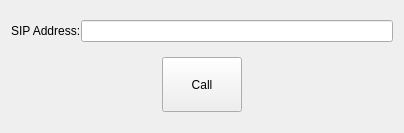
Above: src/ip_telephone/qt/mainwindow.ui from simeks/m7017e-lab before the change. Below: the same form after it.
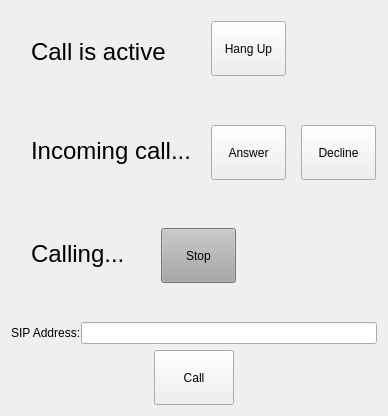
That is the form after the change.

Commit message: Removed the call-dialogs and created panels instead.

```diff
--- a/src/ip_telephone/qt/mainwindow.ui
+++ b/src/ip_telephone/qt/mainwindow.ui
@@ -6,8 +6,8 @@
    <rect>
     <x>0</x>
     <y>0</y>
-    <width>404</width>
-    <height>133</height>
+    <width>388</width>
+    <height>416</height>
    </rect>
   </property>
   <property name="sizePolicy">
@@ -27,33 +27,517 @@
     </sizepolicy>
    </property>
    <layout class="QGridLayout" name="gridLayout">
-    <item row="0" column="0">
-     <layout class="QHBoxLayout" name="horizontalLayout">
-      <property name="spacing">
-       <number>0</number>
+    <item row="2" column="0">
+     <widget class="QWidget" name="widget" native="true">
+      <property name="palette">
+       <palette>
+        <active>
+         <colorrole role="WindowText">
+          <brush brushstyle="SolidPattern">
+           <color alpha="255">
+            <red>0</red>
+            <green>0</green>
+            <blue>0</blue>
+           </color>
+          </brush>
+         </colorrole>
+         <colorrole role="Button">
+          <brush brushstyle="SolidPattern">
+           <color alpha="255">
+            <red>167</red>
+            <green>167</green>
+            <blue>167</blue>
+           </color>
+          </brush>
+         </colorrole>
+         <colorrole role="Light">
+          <brush brushstyle="SolidPattern">
+           <color alpha="255">
+            <red>131</red>
+            <green>131</green>
+            <blue>131</blue>
+           </color>
+          </brush>
+         </colorrole>
+         <colorrole role="Midlight">
+          <brush brushstyle="SolidPattern">
+           <color alpha="255">
+            <red>209</red>
+            <green>209</green>
+            <blue>209</blue>
+           </color>
+          </brush>
+         </colorrole>
+         <colorrole role="Dark">
+          <brush brushstyle="SolidPattern">
+           <color alpha="255">
+            <red>83</red>
+            <green>83</green>
+            <blue>83</blue>
+           </color>
+          </brush>
+         </colorrole>
+         <colorrole role="Mid">
+          <brush brushstyle="SolidPattern">
+           <color alpha="255">
+            <red>111</red>
+            <green>111</green>
+            <blue>111</blue>
+           </color>
+          </brush>
+         </colorrole>
+         <colorrole role="Text">
+          <brush brushstyle="SolidPattern">
+           <color alpha="255">
+            <red>0</red>
+            <green>0</green>
+            <blue>0</blue>
+           </color>
+          </brush>
+         </colorrole>
+         <colorrole role="BrightText">
+          <brush brushstyle="SolidPattern">
+           <color alpha="255">
+            <red>144</red>
+            <green>144</green>
+            <blue>144</blue>
+           </color>
+          </brush>
+         </colorrole>
+         <colorrole role="ButtonText">
+          <brush brushstyle="SolidPattern">
+           <color alpha="255">
+            <red>0</red>
+            <green>0</green>
+            <blue>0</blue>
+           </color>
+          </brush>
+         </colorrole>
+         <colorrole role="Base">
+          <brush brushstyle="SolidPattern">
+           <color alpha="255">
+            <red>143</red>
+            <green>143</green>
+            <blue>143</blue>
+           </color>
+          </brush>
+         </colorrole>
+         <colorrole role="Window">
+          <brush brushstyle="SolidPattern">
+           <color alpha="255">
+            <red>167</red>
+            <green>167</green>
+            <blue>167</blue>
+           </color>
+          </brush>
+         </colorrole>
+         <colorrole role="Shadow">
+          <brush brushstyle="SolidPattern">
+           <color alpha="255">
+            <red>0</red>
+            <green>0</green>
+            <blue>0</blue>
+           </color>
+          </brush>
+         </colorrole>
+         <colorrole role="HighlightedText">
+          <brush brushstyle="SolidPattern">
+           <color alpha="255">
+            <red>132</red>
+            <green>132</green>
+            <blue>132</blue>
+           </color>
+          </brush>
+         </colorrole>
+         <colorrole role="AlternateBase">
+          <brush brushstyle="SolidPattern">
+           <color alpha="255">
+            <red>211</red>
+            <green>211</green>
+            <blue>211</blue>
+           </color>
+          </brush>
+         </colorrole>
+         <colorrole role="NoRole">
+          <brush brushstyle="SolidPattern">
+           <color alpha="255">
+            <red>152</red>
+            <green>152</green>
+            <blue>152</blue>
+           </color>
+          </brush>
+         </colorrole>
+         <colorrole role="ToolTipBase">
+          <brush brushstyle="SolidPattern">
+           <color alpha="255">
+            <red>255</red>
+            <green>255</green>
+            <blue>220</blue>
+           </color>
+          </brush>
+         </colorrole>
+         <colorrole role="ToolTipText">
+          <brush brushstyle="SolidPattern">
+           <color alpha="255">
+            <red>0</red>
+            <green>0</green>
+            <blue>0</blue>
+           </color>
+          </brush>
+         </colorrole>
+        </active>
+        <inactive>
+         <colorrole role="WindowText">
+          <brush brushstyle="SolidPattern">
+           <color alpha="255">
+            <red>0</red>
+            <green>0</green>
+            <blue>0</blue>
+           </color>
+          </brush>
+         </colorrole>
+         <colorrole role="Button">
+          <brush brushstyle="SolidPattern">
+           <color alpha="255">
+            <red>167</red>
+            <green>167</green>
+            <blue>167</blue>
+           </color>
+          </brush>
+         </colorrole>
+         <colorrole role="Light">
+          <brush brushstyle="SolidPattern">
+           <color alpha="255">
+            <red>131</red>
+            <green>131</green>
+            <blue>131</blue>
+           </color>
+          </brush>
+         </colorrole>
+         <colorrole role="Midlight">
+          <brush brushstyle="SolidPattern">
+           <color alpha="255">
+            <red>209</red>
+            <green>209</green>
+            <blue>209</blue>
+           </color>
+          </brush>
+         </colorrole>
+         <colorrole role="Dark">
+          <brush brushstyle="SolidPattern">
+           <color alpha="255">
+            <red>83</red>
+            <green>83</green>
+            <blue>83</blue>
+           </color>
+          </brush>
+         </colorrole>
+         <colorrole role="Mid">
+          <brush brushstyle="SolidPattern">
+           <color alpha="255">
+            <red>111</red>
+            <green>111</green>
+            <blue>111</blue>
+           </color>
+          </brush>
+         </colorrole>
+         <colorrole role="Text">
+          <brush brushstyle="SolidPattern">
+           <color alpha="255">
+            <red>0</red>
+            <green>0</green>
+            <blue>0</blue>
+           </color>
+          </brush>
+         </colorrole>
+         <colorrole role="BrightText">
+          <brush brushstyle="SolidPattern">
+           <color alpha="255">
+            <red>144</red>
+            <green>144</green>
+            <blue>144</blue>
+           </color>
+          </brush>
+         </colorrole>
+         <colorrole role="ButtonText">
+          <brush brushstyle="SolidPattern">
+           <color alpha="255">
+            <red>0</red>
+            <green>0</green>
+            <blue>0</blue>
+           </color>
+          </brush>
+         </colorrole>
+         <colorrole role="Base">
+          <brush brushstyle="SolidPattern">
+           <color alpha="255">
+            <red>143</red>
+            <green>143</green>
+            <blue>143</blue>
+           </color>
+          </brush>
+         </colorrole>
+         <colorrole role="Window">
+          <brush brushstyle="SolidPattern">
+           <color alpha="255">
+            <red>167</red>
+            <green>167</green>
+            <blue>167</blue>
+           </color>
+          </brush>
+         </colorrole>
+         <colorrole role="Shadow">
+          <brush brushstyle="SolidPattern">
+           <color alpha="255">
+            <red>0</red>
+            <green>0</green>
+            <blue>0</blue>
+           </color>
+          </brush>
+         </colorrole>
+         <colorrole role="HighlightedText">
+          <brush brushstyle="SolidPattern">
+           <color alpha="255">
+            <red>132</red>
+            <green>132</green>
+            <blue>132</blue>
+           </color>
+          </brush>
+         </colorrole>
+         <colorrole role="AlternateBase">
+          <brush brushstyle="SolidPattern">
+           <color alpha="255">
+            <red>211</red>
+            <green>211</green>
+            <blue>211</blue>
+           </color>
+          </brush>
+         </colorrole>
+         <colorrole role="NoRole">
+          <brush brushstyle="SolidPattern">
+           <color alpha="255">
+            <red>152</red>
+            <green>152</green>
+            <blue>152</blue>
+           </color>
+          </brush>
+         </colorrole>
+         <colorrole role="ToolTipBase">
+          <brush brushstyle="SolidPattern">
+           <color alpha="255">
+            <red>255</red>
+            <green>255</green>
+            <blue>220</blue>
+           </color>
+          </brush>
+         </colorrole>
+         <colorrole role="ToolTipText">
+          <brush brushstyle="SolidPattern">
+           <color alpha="255">
+            <red>0</red>
+            <green>0</green>
+            <blue>0</blue>
+           </color>
+          </brush>
+         </colorrole>
+        </inactive>
+        <disabled>
+         <colorrole role="WindowText">
+          <brush brushstyle="SolidPattern">
+           <color alpha="255">
+            <red>83</red>
+            <green>83</green>
+            <blue>83</blue>
+           </color>
+          </brush>
+         </colorrole>
+         <colorrole role="Button">
+          <brush brushstyle="SolidPattern">
+           <color alpha="255">
+            <red>167</red>
+            <green>167</green>
+            <blue>167</blue>
+           </color>
+          </brush>
+         </colorrole>
+         <colorrole role="Light">
+          <brush brushstyle="SolidPattern">
+           <color alpha="255">
+            <red>131</red>
+            <green>131</green>
+            <blue>131</blue>
+           </color>
+          </brush>
+         </colorrole>
+         <colorrole role="Midlight">
+          <brush brushstyle="SolidPattern">
+           <color alpha="255">
+            <red>209</red>
+            <green>209</green>
+            <blue>209</blue>
+           </color>
+          </brush>
+         </colorrole>
+         <colorrole role="Dark">
+          <brush brushstyle="SolidPattern">
+           <color alpha="255">
+            <red>83</red>
+            <green>83</green>
+            <blue>83</blue>
+           </color>
+          </brush>
+         </colorrole>
+         <colorrole role="Mid">
+          <brush brushstyle="SolidPattern">
+           <color alpha="255">
+            <red>111</red>
+            <green>111</green>
+            <blue>111</blue>
+           </color>
+          </brush>
+         </colorrole>
+         <colorrole role="Text">
+          <brush brushstyle="SolidPattern">
+           <color alpha="255">
+            <red>83</red>
+            <green>83</green>
+            <blue>83</blue>
+           </color>
+          </brush>
+         </colorrole>
+         <colorrole role="BrightText">
+          <brush brushstyle="SolidPattern">
+           <color alpha="255">
+            <red>144</red>
+            <green>144</green>
+            <blue>144</blue>
+           </color>
+          </brush>
+         </colorrole>
+         <colorrole role="ButtonText">
+          <brush brushstyle="SolidPattern">
+           <color alpha="255">
+            <red>83</red>
+            <green>83</green>
+            <blue>83</blue>
+           </color>
+          </brush>
+         </colorrole>
+         <colorrole role="Base">
+          <brush brushstyle="SolidPattern">
+           <color alpha="255">
+            <red>167</red>
+            <green>167</green>
+            <blue>167</blue>
+           </color>
+          </brush>
+         </colorrole>
+         <colorrole role="Window">
+          <brush brushstyle="SolidPattern">
+           <color alpha="255">
+            <red>167</red>
+            <green>167</green>
+            <blue>167</blue>
+           </color>
+          </brush>
+         </colorrole>
+         <colorrole role="Shadow">
+          <brush brushstyle="SolidPattern">
+           <color alpha="255">
+            <red>0</red>
+            <green>0</green>
+            <blue>0</blue>
+           </color>
+          </brush>
+         </colorrole>
+         <colorrole role="HighlightedText">
+          <brush brushstyle="SolidPattern">
+           <color alpha="255">
+            <red>132</red>
+            <green>132</green>
+            <blue>132</blue>
+           </color>
+          </brush>
+         </colorrole>
+         <colorrole role="AlternateBase">
+          <brush brushstyle="SolidPattern">
+           <color alpha="255">
+            <red>167</red>
+            <green>167</green>
+            <blue>167</blue>
+           </color>
+          </brush>
+         </colorrole>
+         <colorrole role="NoRole">
+          <brush brushstyle="SolidPattern">
+           <color alpha="255">
+            <red>152</red>
+            <green>152</green>
+            <blue>152</blue>
+           </color>
+          </brush>
+         </colorrole>
+         <colorrole role="ToolTipBase">
+          <brush brushstyle="SolidPattern">
+           <color alpha="255">
+            <red>255</red>
+            <green>255</green>
+            <blue>220</blue>
+           </color>
+          </brush>
+         </colorrole>
+         <colorrole role="ToolTipText">
+          <brush brushstyle="SolidPattern">
+           <color alpha="255">
+            <red>0</red>
+            <green>0</green>
+            <blue>0</blue>
+           </color>
+          </brush>
+         </colorrole>
+        </disabled>
+       </palette>
       </property>
-      <property name="sizeConstraint">
-       <enum>QLayout::SetDefaultConstraint</enum>
-      </property>
-      <item>
-       <widget class="QLabel" name="label">
-        <property name="sizePolicy">
-         <sizepolicy hsizetype="Fixed" vsizetype="Fixed">
-          <horstretch>0</horstretch>
-          <verstretch>0</verstretch>
-         </sizepolicy>
-        </property>
-        <property name="text">
-         <string>SIP Address:</string>
-        </property>
-       </widget>
-      </item>
-      <item>
-       <widget class="QLineEdit" name="lineEdit"/>
-      </item>
-     </layout>
+      <widget class="QLabel" name="label_2">
+       <property name="geometry">
+        <rect>
+         <x>20</x>
+         <y>20</y>
+         <width>101</width>
+         <height>31</height>
+        </rect>
+       </property>
+       <property name="font">
+        <font>
+         <pointsize>18</pointsize>
+        </font>
+       </property>
+       <property name="text">
+        <string>Calling...</string>
+       </property>
+      </widget>
+      <widget class="QPushButton" name="pushButton_2">
+       <property name="geometry">
+        <rect>
+         <x>150</x>
+         <y>10</y>
+         <width>75</width>
+         <height>55</height>
+        </rect>
+       </property>
+       <property name="minimumSize">
+        <size>
+         <width>0</width>
+         <height>0</height>
+        </size>
+       </property>
+       <property name="text">
+        <string>Stop</string>
+       </property>
+      </widget>
+     </widget>
     </item>
-    <item row="1" column="0">
+    <item row="4" column="0">
      <layout class="QHBoxLayout" name="horizontalLayout_2">
       <property name="spacing">
        <number>0</number>
@@ -94,6 +578,137 @@
       </item>
      </layout>
     </item>
+    <item row="3" column="0">
+     <layout class="QHBoxLayout" name="horizontalLayout">
+      <property name="spacing">
+       <number>0</number>
+      </property>
+      <property name="sizeConstraint">
+       <enum>QLayout::SetDefaultConstraint</enum>
+      </property>
+      <item>
+       <widget class="QLabel" name="label">
+        <property name="sizePolicy">
+         <sizepolicy hsizetype="Fixed" vsizetype="Fixed">
+          <horstretch>0</horstretch>
+          <verstretch>0</verstretch>
+         </sizepolicy>
+        </property>
+        <property name="text">
+         <string>SIP Address:</string>
+        </property>
+       </widget>
+      </item>
+      <item>
+       <widget class="QLineEdit" name="lineEdit"/>
+      </item>
+     </layout>
+    </item>
+    <item row="1" column="0">
+     <widget class="QWidget" name="widget_2" native="true">
+      <widget class="QLabel" name="label_3">
+       <property name="geometry">
+        <rect>
+         <x>20</x>
+         <y>20</y>
+         <width>171</width>
+         <height>31</height>
+        </rect>
+       </property>
+       <property name="font">
+        <font>
+         <pointsize>18</pointsize>
+        </font>
+       </property>
+       <property name="text">
+        <string>Incoming call...</string>
+       </property>
+      </widget>
+      <widget class="QPushButton" name="pushButton_3">
+       <property name="geometry">
+        <rect>
+         <x>200</x>
+         <y>10</y>
+         <width>75</width>
+         <height>55</height>
+        </rect>
+       </property>
+       <property name="minimumSize">
+        <size>
+         <width>0</width>
+         <height>0</height>
+        </size>
+       </property>
+       <property name="text">
+        <string>Answer</string>
+       </property>
+      </widget>
+      <widget class="QPushButton" name="pushButton_4">
+       <property name="geometry">
+        <rect>
+         <x>290</x>
+         <y>10</y>
+         <width>75</width>
+         <height>55</height>
+        </rect>
+       </property>
+       <property name="minimumSize">
+        <size>
+         <width>0</width>
+         <height>0</height>
+        </size>
+       </property>
+       <property name="text">
+        <string>Decline</string>
+       </property>
+      </widget>
+      <zorder>label_3</zorder>
+      <zorder>pushButton_3</zorder>
+      <zorder>pushButton_4</zorder>
+      <zorder>widget</zorder>
+     </widget>
+    </item>
+    <item row="0" column="0">
+     <widget class="QWidget" name="widget_3" native="true">
+      <widget class="QLabel" name="label_4">
+       <property name="geometry">
+        <rect>
+         <x>20</x>
+         <y>20</y>
+         <width>141</width>
+         <height>41</height>
+        </rect>
+       </property>
+       <property name="font">
+        <font>
+         <pointsize>18</pointsize>
+        </font>
+       </property>
+       <property name="text">
+        <string>Call is active</string>
+       </property>
+      </widget>
+      <widget class="QPushButton" name="pushButton_5">
+       <property name="geometry">
+        <rect>
+         <x>200</x>
+         <y>10</y>
+         <width>75</width>
+         <height>55</height>
+        </rect>
+       </property>
+       <property name="minimumSize">
+        <size>
+         <width>0</width>
+         <height>0</height>
+        </size>
+       </property>
+       <property name="text">
+        <string>Hang Up</string>
+       </property>
+      </widget>
+     </widget>
+    </item>
    </layout>
   </widget>
  </widget>
```
The commit also changes 14 other files.
